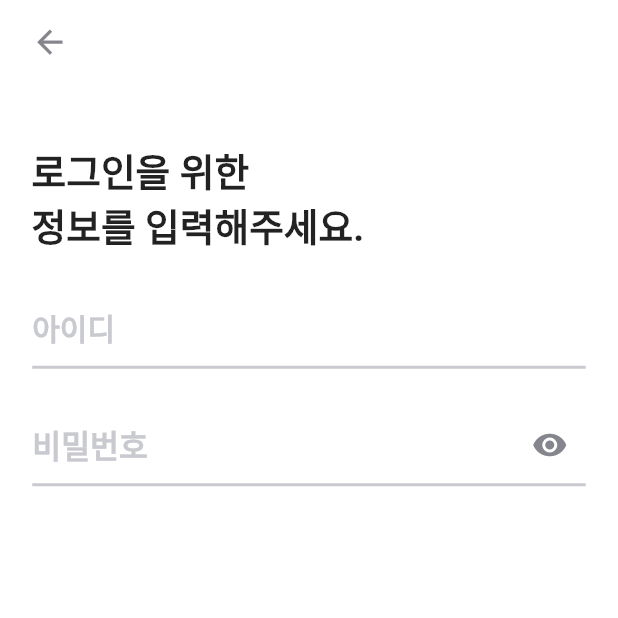
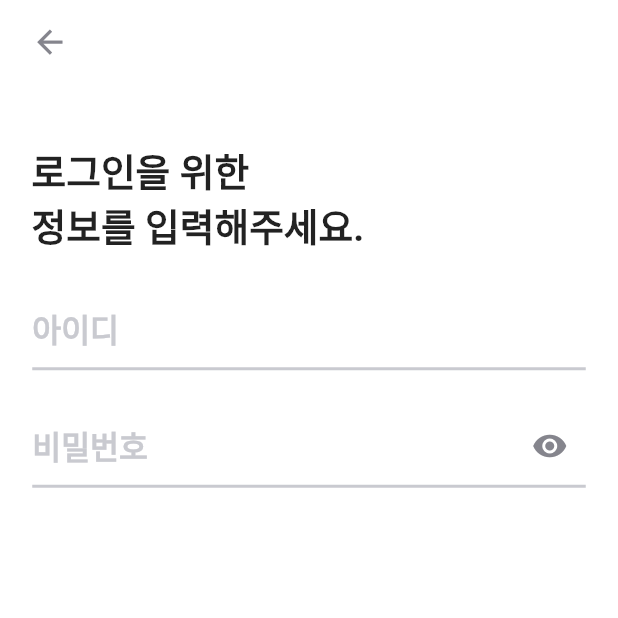
Before and after one commit to mukgen/mukgen_Flutter_V1, a Flutter app: the screen it shows after launch, after a tap on "로그인", on a phone screen of 412 x 824 dp, the top half of it. Run offline on Flutter 3.47's test engine with Material 2 defaults, Android fonts, the phone set to English and light mode, and no system bars; our stand-ins replace flutter_screenutil; missing offline and left inert: transition; Roboto replaces fonts that are missing (MukgenSemiBold).

Commit message:
♻️ :: LoginPage MukGenTextFIeld 적용

```diff
--- a/lib/screen/auth/login_page.dart
+++ b/lib/screen/auth/login_page.dart
@@ -3,6 +3,7 @@ import 'package:mukgen_flutter_v1/widget/main_navigator.dart';
 import 'package:mukgen_flutter_v1/widget/mukgen_button.dart';
 import 'package:flutter_screenutil/flutter_screenutil.dart';
 import 'package:mukgen_flutter_v1/common/common.dart';
+import 'package:mukgen_flutter_v1/widget/mukgen_text_field.dart';
 
 class LoginPage extends StatefulWidget {
   const LoginPage({Key? key}) : super(key: key);
@@ -14,8 +15,7 @@ class LoginPage extends StatefulWidget {
 class _LoginPageState extends State<LoginPage> {
   int index = 0;
 
-  bool _changeiconColor = false;
-  bool _obscureText = true;
+  bool _isButtonEnabled = false;
 
   late TextEditingController idController;
   late TextEditingController pwdController;
@@ -24,7 +24,9 @@ class _LoginPageState extends State<LoginPage> {
   void initState() {
     super.initState();
     idController = TextEditingController();
+    idController.addListener(_updateButtonState);
     pwdController = TextEditingController();
+    pwdController.addListener(_updateButtonState);
   }
 
   @override
@@ -32,6 +34,13 @@ class _LoginPageState extends State<LoginPage> {
     super.dispose();
     idController.dispose();
     pwdController.dispose();
+  }
+
+  void _updateButtonState() {
+    setState(() {
+      _isButtonEnabled =
+          idController.text.isNotEmpty && pwdController.text.isNotEmpty;
+    });
   }
 
   @override
@@ -71,91 +80,33 @@ class _LoginPageState extends State<LoginPage> {
               ),
             ),
             SizedBox(height: 24.0.h),
-            SizedBox(
-              width: 352.0.w,
-              child: TextFormField(
-                controller: idController,
-                style: TextStyle(
-                  fontWeight: FontWeight.w600,
-                  fontSize: 20.0.sp,
-                  fontFamily: 'MukgenSemiBold',
-                ),
-                onChanged: (value) => setState(() {}),
-                decoration: InputDecoration(
-                  hintText: '아이디',
-                  hintStyle: TextStyle(
-                      fontSize: 20,
-                      fontWeight: FontWeight.w600,
-                      fontFamily: 'MukgenSemiBold',
-                      color: MukGenColor.primaryLight2),
-                  enabledBorder: UnderlineInputBorder(
-                      borderSide: BorderSide(
-                          color: idController.text.isEmpty
-                              ? MukGenColor.primaryLight2
-                              : MukGenColor.black,
-                          width: 2)),
-                  focusedBorder: UnderlineInputBorder(
-                      borderSide:
-                          BorderSide(color: MukGenColor.pointBase, width: 2)),
-                ),
-              ),
+            MukGenTextField(
+              width: 352,
+              controller: idController,
+              fontSize: 20,
+              hintText: "아이디",
+              isPwdTextField: false,
+              maxLength: null,
             ),
             SizedBox(height: 24.0.h),
-            SizedBox(
-              width: 352.0.w,
-              child: TextFormField(
-                controller: pwdController,
-                onChanged: (value) => setState(() {}),
-                obscureText: _obscureText,
-                obscuringCharacter: '*',
-                style: TextStyle(
-                  fontSize: 20.0.sp,
-                  fontWeight: FontWeight.w600,
-                  fontFamily: 'MukgenSemiBold',
-                ),
-                decoration: InputDecoration(
-                  hintText: '비밀번호',
-                  hintStyle: TextStyle(
-                      fontSize: 20.0.sp,
-                      fontWeight: FontWeight.w600,
-                      fontFamily: 'MukgenSemiBold',
-                      color: MukGenColor.primaryLight2),
-                  enabledBorder: pwdController.text.isEmpty
-                      ? UnderlineInputBorder(
-                          borderSide: BorderSide(
-                              color: MukGenColor.primaryLight2, width: 2))
-                      : UnderlineInputBorder(
-                          borderSide:
-                              BorderSide(color: MukGenColor.black, width: 2)),
-                  focusedBorder: UnderlineInputBorder(
-                      borderSide:
-                          BorderSide(color: MukGenColor.pointBase, width: 2)),
-                  suffixIcon: IconButton(
-                    color: _changeiconColor
-                        ? MukGenColor.pointLight1
-                        : MukGenColor.primaryLight1,
-                    icon: const Icon(Icons.remove_red_eye_rounded),
-                    onPressed: () {
-                      setState(() {
-                        _changeiconColor = !_changeiconColor;
-                        _obscureText = !_obscureText;
-                      });
-                    },
-                  ),
-                ),
-              ),
+            MukGenTextField(
+              width: 352,
+              controller: pwdController,
+              fontSize: 20,
+              hintText: "비밀번호",
+              isPwdTextField: true,
+              maxLength: null,
             ),
-            Expanded(
+            const Expanded(
               child: SizedBox(), // 빈 컨테이너 또는 원하는 위젯을 추가하세요
             ),
             MukGenButton(
               text: "로그인",
               width: 352,
               height: 55,
-              backgroundColor:
-                  idController.text.isNotEmpty && pwdController.text.isNotEmpty
-                      ? MukGenColor.primaryBase
-                      : MukGenColor.primaryLight2,
+              backgroundColor: _isButtonEnabled
+                  ? MukGenColor.primaryBase
+                  : MukGenColor.primaryLight2,
               fontSize: 16.0.sp,
               textColor: MukGenColor.white,
               onPressed: () => {
@@ -204,8 +155,7 @@ class _LoginPageState extends State<LoginPage> {
                               fontSize: 14,
                               textColor: MukGenColor.white,
                               onPressed: () {
-                                if (idController.text.isNotEmpty &&
-                                    pwdController.text.isNotEmpty) {
+                                if (_isButtonEnabled) {
                                   Navigator.of(context).pushAndRemoveUntil(
                                       MaterialPageRoute(
                                           builder: (context) =>
```
